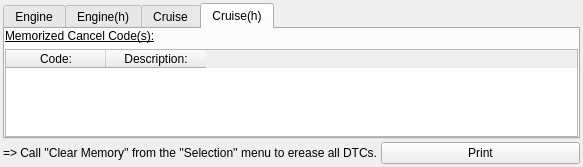
First picture: the form in ui/small/CUcontent_DCs_engine.ui, repository nikolaykm/FreeSSM, before the edit.
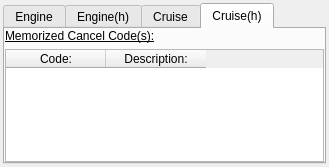
Second picture: the form after the edit. Icons and pictures are not drawn.

Commit message: Fixing problem with removing the clearing label and print button for small resolution for engine DC

```diff
--- a/ui/small/CUcontent_DCs_engine.ui
+++ b/ui/small/CUcontent_DCs_engine.ui
@@ -6,7 +6,7 @@
    <rect>
     <x>0</x>
     <y>0</y>
-    <width>583</width>
+    <width>329</width>
     <height>167</height>
    </rect>
   </property>
@@ -362,64 +362,6 @@
      </widget>
     </widget>
    </item>
-   <item row="1" column="0">
-    <layout class="QGridLayout" name="gridLayout_2">
-     <property name="topMargin">
-      <number>0</number>
-     </property>
-     <item row="0" column="0">
-      <widget class="QLabel" name="DCclearingInfo_label">
-       <property name="enabled">
-        <bool>true</bool>
-       </property>
-       <property name="sizePolicy">
-        <sizepolicy hsizetype="Expanding" vsizetype="Expanding">
-         <horstretch>0</horstretch>
-         <verstretch>0</verstretch>
-        </sizepolicy>
-       </property>
-       <property name="text">
-        <string>=&gt; Call ''Clear Memory'' from the ''Selection'' menu to erease all DTCs.</string>
-       </property>
-      </widget>
-     </item>
-     <item row="0" column="1">
-      <widget class="QPushButton" name="printDClist_pushButton">
-       <property name="sizePolicy">
-        <sizepolicy hsizetype="Expanding" vsizetype="Expanding">
-         <horstretch>0</horstretch>
-         <verstretch>0</verstretch>
-        </sizepolicy>
-       </property>
-       <property name="minimumSize">
-        <size>
-         <width>0</width>
-         <height>0</height>
-        </size>
-       </property>
-       <property name="maximumSize">
-        <size>
-         <width>16777215</width>
-         <height>16777215</height>
-        </size>
-       </property>
-       <property name="text">
-        <string>    Print    </string>
-       </property>
-       <property name="icon">
-        <iconset resource="../../resources/FreeSSM.qrc">
-         <normaloff>:/icons/chrystal/32x32/fileprint.png</normaloff>:/icons/chrystal/32x32/fileprint.png</iconset>
-       </property>
-       <property name="iconSize">
-        <size>
-         <width>24</width>
-         <height>24</height>
-        </size>
-       </property>
-      </widget>
-     </item>
-    </layout>
-   </item>
   </layout>
  </widget>
  <resources>
```
Left out of the diff: 4 changed lines with no effect on the pictures. The commit also changes 1 other file.
